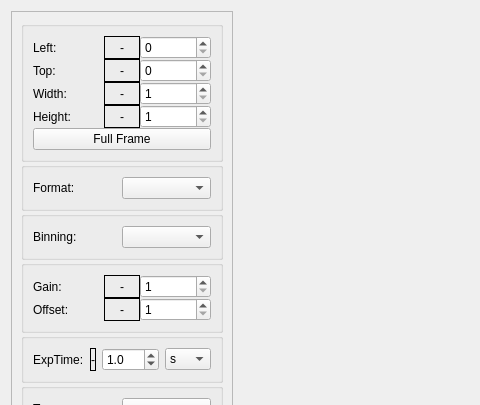
Qt form pyobs_gui/qt/camerawidget.ui (pyobs/pyobs-gui) before a commit; both pictures show x 0 to 480 and y 0 to 405 of the 1014 by 764 pixel window.
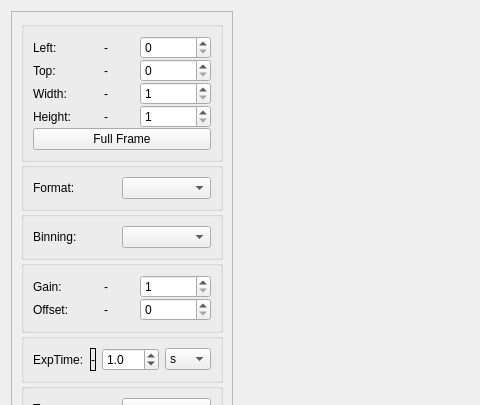
The same form after that commit. Custom widgets are drawn as their Qt base class.

Commit message: gain and window state integration, adjust UI alignment, refine exposure and data handling

```diff
--- a/pyobs_gui/qt/camerawidget.ui
+++ b/pyobs_gui/qt/camerawidget.ui
@@ -33,7 +33,7 @@
        <rect>
         <x>0</x>
         <y>0</y>
-        <width>239</width>
+        <width>238</width>
         <height>748</height>
        </rect>
       </property>
@@ -128,52 +128,52 @@
           <item row="0" column="1">
            <widget class="WatchedLabel" name="labelWindowLeft">
             <property name="frameShape">
-             <enum>QFrame::Shape::Box</enum>
+             <enum>QFrame::Shape::NoFrame</enum>
             </property>
             <property name="text">
              <string>-</string>
             </property>
             <property name="alignment">
-             <set>Qt::AlignmentFlag::AlignCenter</set>
+             <set>Qt::AlignmentFlag::AlignLeading|Qt::AlignmentFlag::AlignLeft|Qt::AlignmentFlag::AlignVCenter</set>
             </property>
            </widget>
           </item>
           <item row="1" column="1">
            <widget class="WatchedLabel" name="labelWindowTop">
             <property name="frameShape">
-             <enum>QFrame::Shape::Box</enum>
+             <enum>QFrame::Shape::NoFrame</enum>
             </property>
             <property name="text">
              <string>-</string>
             </property>
             <property name="alignment">
-             <set>Qt::AlignmentFlag::AlignCenter</set>
+             <set>Qt::AlignmentFlag::AlignLeading|Qt::AlignmentFlag::AlignLeft|Qt::AlignmentFlag::AlignVCenter</set>
             </property>
            </widget>
           </item>
           <item row="2" column="1">
            <widget class="WatchedLabel" name="labelWindowWidth">
             <property name="frameShape">
-             <enum>QFrame::Shape::Box</enum>
+             <enum>QFrame::Shape::NoFrame</enum>
             </property>
             <property name="text">
              <string>-</string>
             </property>
             <property name="alignment">
-             <set>Qt::AlignmentFlag::AlignCenter</set>
+             <set>Qt::AlignmentFlag::AlignLeading|Qt::AlignmentFlag::AlignLeft|Qt::AlignmentFlag::AlignVCenter</set>
             </property>
            </widget>
           </item>
           <item row="3" column="1">
            <widget class="WatchedLabel" name="labelWindowHeight">
             <property name="frameShape">
-             <enum>QFrame::Shape::Box</enum>
+             <enum>QFrame::Shape::NoFrame</enum>
             </property>
             <property name="text">
              <string>-</string>
             </property>
             <property name="alignment">
-             <set>Qt::AlignmentFlag::AlignCenter</set>
+             <set>Qt::AlignmentFlag::AlignLeading|Qt::AlignmentFlag::AlignLeft|Qt::AlignmentFlag::AlignVCenter</set>
             </property>
            </widget>
           </item>
@@ -260,7 +260,7 @@
           <item row="1" column="2">
            <widget class="ModifiedSpinBox" name="spinGainOffset">
             <property name="minimum">
-             <number>1</number>
+             <number>0</number>
             </property>
             <property name="maximum">
              <number>9999</number>
@@ -270,26 +270,26 @@
           <item row="0" column="1">
            <widget class="WatchedLabel" name="labelGain">
             <property name="frameShape">
-             <enum>QFrame::Shape::Box</enum>
+             <enum>QFrame::Shape::NoFrame</enum>
             </property>
             <property name="text">
              <string>-</string>
             </property>
             <property name="alignment">
-             <set>Qt::AlignmentFlag::AlignCenter</set>
+             <set>Qt::AlignmentFlag::AlignLeading|Qt::AlignmentFlag::AlignLeft|Qt::AlignmentFlag::AlignVCenter</set>
             </property>
            </widget>
           </item>
           <item row="1" column="1">
            <widget class="WatchedLabel" name="labelGainOffset">
             <property name="frameShape">
-             <enum>QFrame::Shape::Box</enum>
+             <enum>QFrame::Shape::NoFrame</enum>
             </property>
             <property name="text">
              <string>-</string>
             </property>
             <property name="alignment">
-             <set>Qt::AlignmentFlag::AlignCenter</set>
+             <set>Qt::AlignmentFlag::AlignLeading|Qt::AlignmentFlag::AlignLeft|Qt::AlignmentFlag::AlignVCenter</set>
             </property>
            </widget>
           </item>
```
The commit also changes 5 other files.
